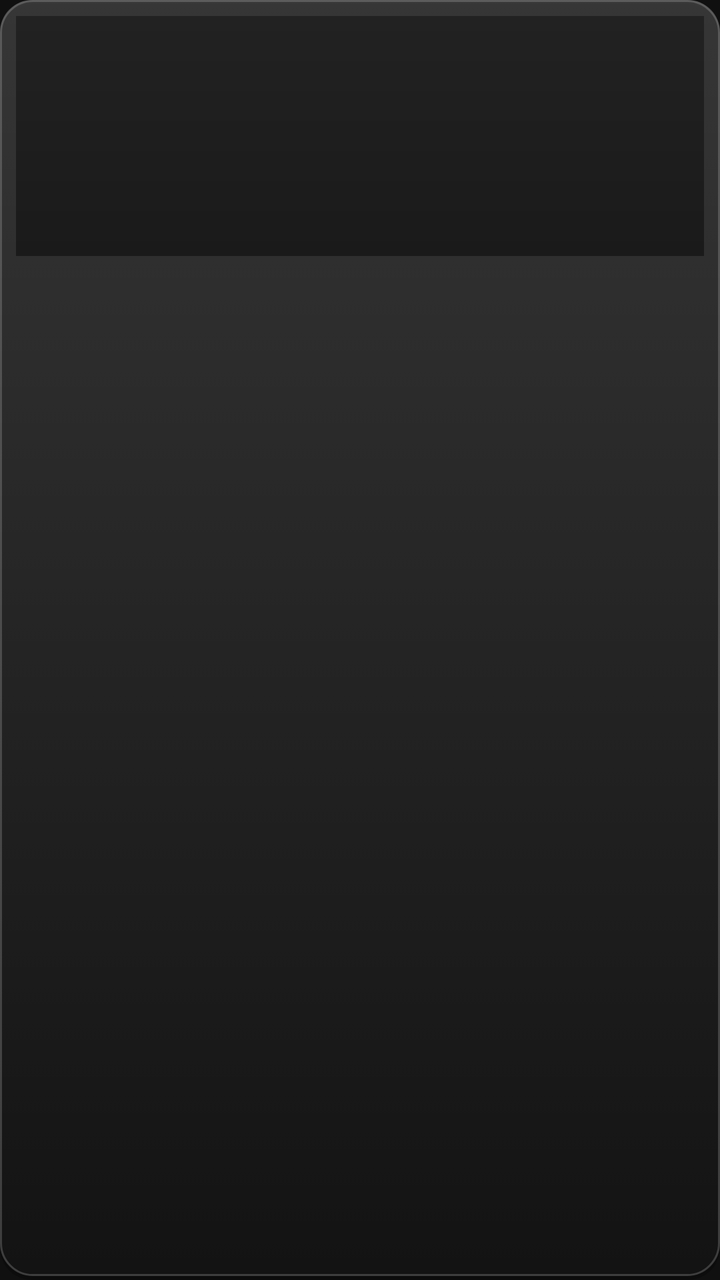
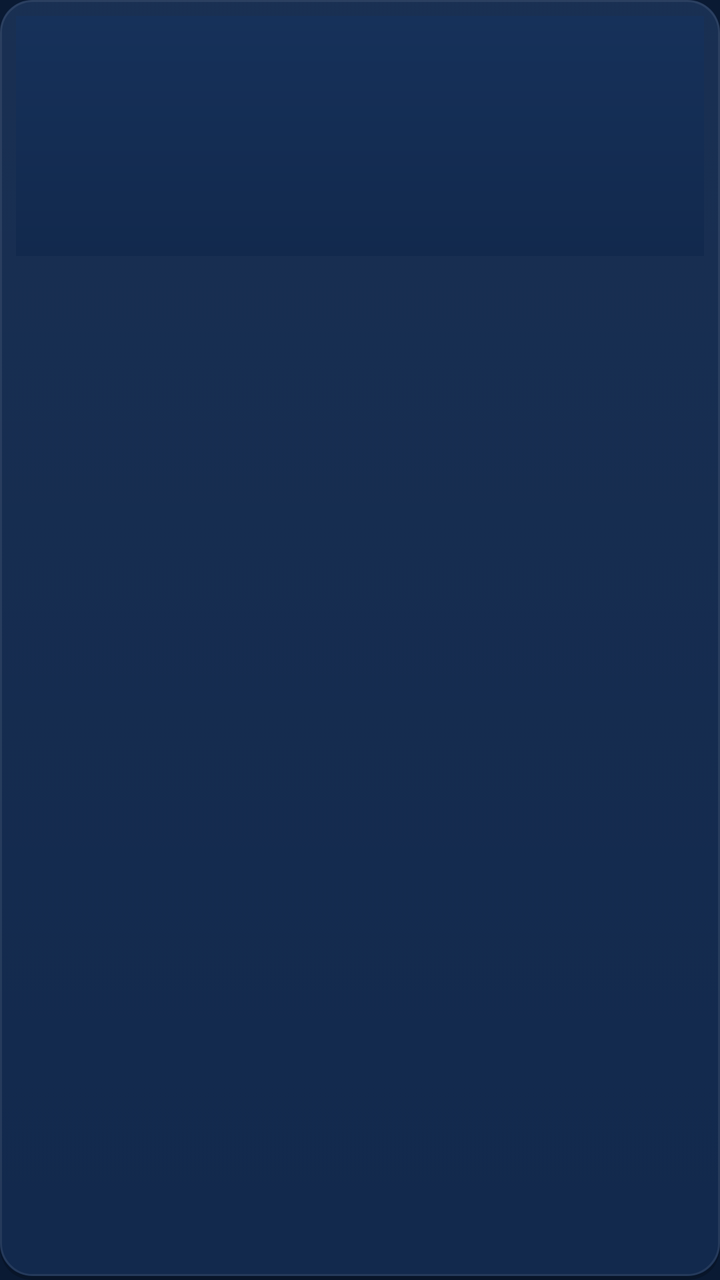

Before-and-after screenshots of an Android layout around one commit, followed by the original layout XML and the change that was made.
<!-- AndroidManifest.xml: application theme AppTheme -->
<!-- res/layout/item_card_live.xml -->
<?xml version="1.0" encoding="utf-8"?>
<LinearLayout xmlns:android="http://schemas.android.com/apk/res/android"
    android:layout_width="match_parent"
    android:layout_height="wrap_content"
    android:layout_margin="4dp"
    android:background="@drawable/bg_card_outer"
    android:clickable="true"
    android:focusable="true"
    android:orientation="vertical"
    android:padding="8dp">

    <FrameLayout
        android:layout_width="match_parent"
        android:layout_height="120dp"
        android:background="@drawable/bg_poster">

        <TextView
            android:id="@+id/tv_initial"
            android:layout_width="match_parent"
            android:layout_height="match_parent"
            android:gravity="center"
            android:textColor="#C8FF00"
            android:textSize="48sp"
            android:textStyle="bold" />

        <ImageView
            android:id="@+id/iv_logo"
            android:layout_width="match_parent"
            android:layout_height="match_parent"
            android:contentDescription="@null"
            android:padding="6dp"
            android:scaleType="fitCenter" />
    </FrameLayout>

    <TextView
        android:id="@+id/tv_name"
        android:layout_width="match_parent"
        android:layout_height="wrap_content"
        android:layout_marginTop="8dp"
        android:ellipsize="end"
        android:maxLines="1"
        android:textColor="#FFFFFF"
        android:textSize="22sp"
        android:textStyle="bold" />

    <TextView
        android:id="@+id/tv_now"
        android:layout_width="match_parent"
        android:layout_height="wrap_content"
        android:layout_marginTop="4dp"
        android:ellipsize="end"
        android:maxLines="1"
        android:textColor="#FFFFFF"
        android:textSize="17sp"
        android:visibility="gone" />

    <TextView
        android:id="@+id/tv_next"
        android:layout_width="match_parent"
        android:layout_height="wrap_content"
        android:layout_marginTop="2dp"
        android:ellipsize="end"
        android:maxLines="1"
        android:textColor="#A8A8A8"
        android:textSize="16sp"
        android:visibility="gone" />

</LinearLayout>
<!-- resources referenced by this layout -->
<resources>
  <!-- drawable bg_card_outer (drawable) -->
  <?xml version="1.0" encoding="utf-8"?>
  <selector xmlns:android="http://schemas.android.com/apk/res/android">
      <item android:state_focused="true" android:drawable="@drawable/bg_card_outer_focus" />
      <item android:state_pressed="true" android:drawable="@drawable/bg_card_outer_focus" />
      <item android:state_selected="true" android:drawable="@drawable/bg_card_outer_focus" />
      <item android:drawable="@drawable/glass_mid" />
  </selector>
  <!-- drawable bg_poster (drawable) -->
  <?xml version="1.0" encoding="utf-8"?>
  <shape xmlns:android="http://schemas.android.com/apk/res/android" android:shape="rectangle">
      <gradient android:type="linear" android:angle="270" android:startColor="#222222" android:endColor="#1A1A1A" />
  </shape>
  <style name="AppTheme" parent="android:Theme.Material.NoActionBar">
          <item name="android:windowBackground">#101010</item>
          <item name="android:colorAccent">#C8FF00</item>
          <item name="android:alertDialogTheme">@style/AscDialog</item>
      </style>
  <!-- drawable bg_card_outer_focus (drawable) -->
  <?xml version="1.0" encoding="utf-8"?>
  <layer-list xmlns:android="http://schemas.android.com/apk/res/android">
      <item
          android:left="-4dp"
          android:top="-4dp"
          android:right="-4dp"
          android:bottom="-4dp">
          <shape android:shape="rectangle">
              <stroke android:width="1dp" android:color="@color/asc_accent_glow" />
              <corners android:radius="20dp" />
          </shape>
      </item>
      <item
          android:left="-3dp"
          android:top="-3dp"
          android:right="-3dp"
          android:bottom="-3dp">
          <shape android:shape="rectangle">
              <stroke android:width="3dp" android:color="@color/asc_accent" />
              <corners android:radius="19dp" />
          </shape>
      </item>
      <item>
          <shape android:shape="rectangle">
              <solid android:color="@color/asc_glass_focus" />
              <corners android:radius="16dp" />
          </shape>
      </item>
      <item>
          <shape android:shape="rectangle">
              <gradient
                  android:angle="270"
                  android:endColor="@color/asc_glass_sheen_end"
                  android:startColor="@color/asc_glass_sheen" />
              <corners android:radius="16dp" />
          </shape>
      </item>
  </layer-list>
  <style name="AscDialog" parent="android:Theme.Material.Dialog.Alert">
          <item name="android:windowBackground">@drawable/glass_strong</item>
          <item name="android:colorAccent">#C8FF00</item>
          <item name="android:textColorPrimary">#FFFFFF</item>
          <item name="android:textColorSecondary">#A8A8A8</item>
      </style>
  <color name="asc_accent_glow">#59C8FF00</color>
  <color name="asc_accent">#C8FF00</color>
  <color name="asc_glass_focus">#CC262626</color>
  <color name="asc_glass_sheen_end">#00FFFFFF</color>
  <color name="asc_glass_sheen">#26FFFFFF</color>
  <color name="asc_glass_shadow">#40000000</color>
  <color name="asc_glass_mid">#8C1A1A1A</color>
  <color name="asc_glass_border">#2EFFFFFF</color>
  <color name="asc_glass_strong">#D9141414</color>
  <color name="asc_glass_border_strong">#3DFFFFFF</color>
  <!-- unchanged entries left out for length: 2 -->
</resources>

<!-- the commit's change to res/layout/item_card_live.xml (unified diff, before → after) -->
@@ -19,7 +19,7 @@
             android:layout_width="match_parent"
             android:layout_height="match_parent"
             android:gravity="center"
-            android:textColor="#C8FF00"
+            android:textColor="#5AA2FF"
             android:textSize="48sp"
             android:textStyle="bold" />
 
@@ -61,7 +61,7 @@
         android:layout_marginTop="2dp"
         android:ellipsize="end"
         android:maxLines="1"
-        android:textColor="#A8A8A8"
+        android:textColor="#B8C0CC"
         android:textSize="16sp"
         android:visibility="gone" />
 
<!-- resource entries referenced after the edit -->
@@ -11,11 +11,11 @@
   <!-- drawable bg_poster (drawable) -->
   <?xml version="1.0" encoding="utf-8"?>
   <shape xmlns:android="http://schemas.android.com/apk/res/android" android:shape="rectangle">
-      <gradient android:type="linear" android:angle="270" android:startColor="#222222" android:endColor="#1A1A1A" />
+      <gradient android:type="linear" android:angle="270" android:startColor="#16315A" android:endColor="#12294D" />
   </shape>
   <style name="AppTheme" parent="android:Theme.Material.NoActionBar">
-          <item name="android:windowBackground">#101010</item>
-          <item name="android:colorAccent">#C8FF00</item>
+          <item name="android:windowBackground">#0A1A33</item>
+          <item name="android:colorAccent">#5AA2FF</item>
           <item name="android:alertDialogTheme">@style/AscDialog</item>
       </style>
   <!-- drawable bg_card_outer_focus (drawable) -->
@@ -37,7 +37,7 @@
           android:right="-3dp"
           android:bottom="-3dp">
           <shape android:shape="rectangle">
-              <stroke android:width="3dp" android:color="@color/asc_accent" />
+              <stroke android:width="2dp" android:color="@color/asc_focus" />
               <corners android:radius="19dp" />
           </shape>
       </item>
@@ -59,20 +59,20 @@
   </layer-list>
   <style name="AscDialog" parent="android:Theme.Material.Dialog.Alert">
           <item name="android:windowBackground">@drawable/glass_strong</item>
-          <item name="android:colorAccent">#C8FF00</item>
+          <item name="android:colorAccent">#5AA2FF</item>
           <item name="android:textColorPrimary">#FFFFFF</item>
-          <item name="android:textColorSecondary">#A8A8A8</item>
+          <item name="android:textColorSecondary">#B8C0CC</item>
       </style>
-  <color name="asc_accent_glow">#59C8FF00</color>
-  <color name="asc_accent">#C8FF00</color>
-  <color name="asc_glass_focus">#CC262626</color>
+  <color name="asc_accent_glow">#455AA2FF</color>
+  <color name="asc_focus">#FF5AA2FF</color>
+  <color name="asc_glass_focus">#FF1B3B6C</color>
   <color name="asc_glass_sheen_end">#00FFFFFF</color>
-  <color name="asc_glass_sheen">#26FFFFFF</color>
-  <color name="asc_glass_shadow">#40000000</color>
-  <color name="asc_glass_mid">#8C1A1A1A</color>
-  <color name="asc_glass_border">#2EFFFFFF</color>
-  <color name="asc_glass_strong">#D9141414</color>
-  <color name="asc_glass_border_strong">#3DFFFFFF</color>
+  <color name="asc_glass_sheen">#08FFFFFF</color>
+  <color name="asc_glass_shadow">#33000000</color>
+  <color name="asc_glass_mid">#FF12294D</color>
+  <color name="asc_glass_border">#14FFFFFF</color>
+  <color name="asc_glass_strong">#FF12294D</color>
+  <color name="asc_glass_border_strong">#1FFFFFFF</color>
   <!-- unchanged entries left out for length: 2 -->
 </resources>
 
